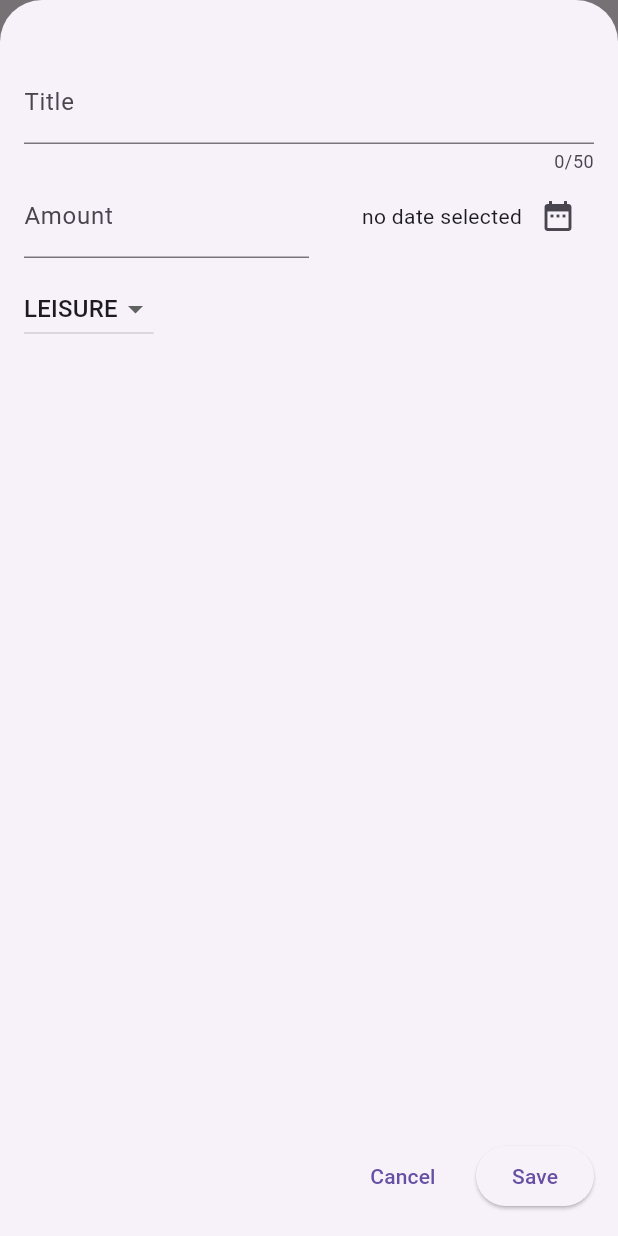
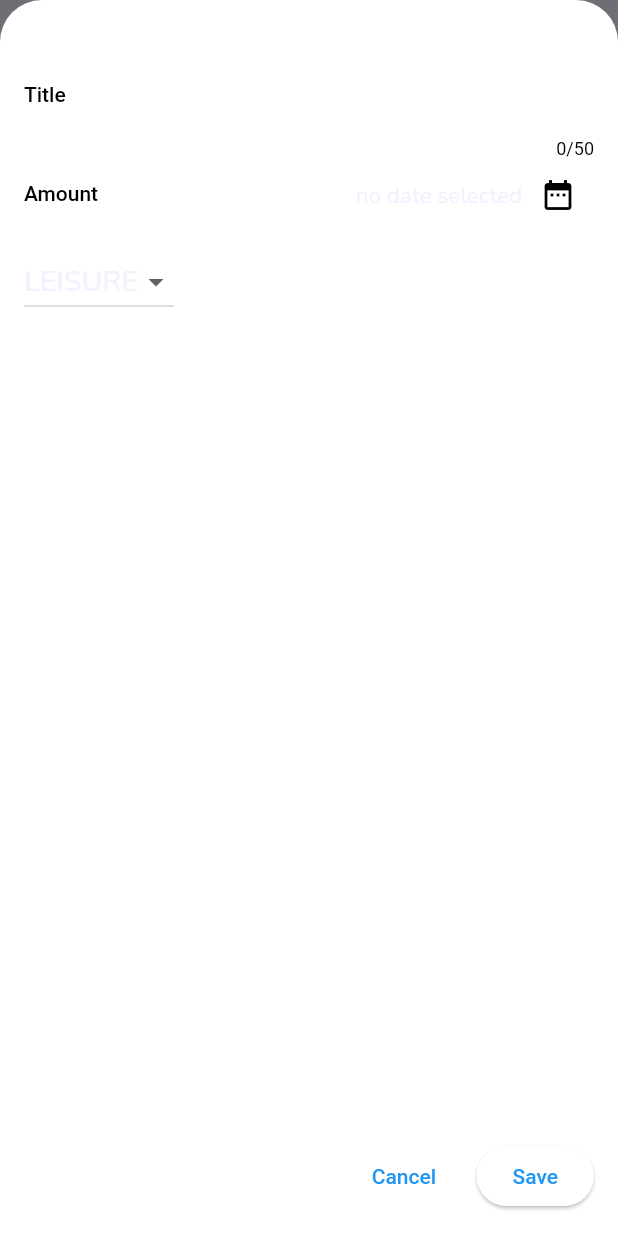
Before and after one commit to nabilmersni/Expense_Tracker_Flutter_App, a Flutter app: the screen it shows after launch, after a tap on the "add" icon, on a phone screen of 412 x 824 dp. Run offline on Flutter 3.47's test engine with Material 2 defaults, Android fonts, the phone set to English and light mode, and no system bars; our stand-ins replace google_fonts.

Commit message:
completing theming the app

```diff
--- a/lib/main.dart
+++ b/lib/main.dart
@@ -1,11 +1,14 @@
 import 'package:expense_tracker_app/screen/expenses_screen.dart';
+import 'package:expense_tracker_app/theme/theme.dart';
 import 'package:flutter/material.dart';
 
 void main() {
   runApp(
     MaterialApp(
       debugShowCheckedModeBanner: false,
-      theme: ThemeData(useMaterial3: true),
+      theme: kLightTheme,
+      darkTheme: ThemeData.dark(),
+      themeMode: ThemeMode.light,
       home: const ExpensesScreen(),
     ),
   );
--- a/lib/screen/expenses_screen.dart
+++ b/lib/screen/expenses_screen.dart
@@ -1,4 +1,5 @@
 import 'package:expense_tracker_app/screen/add_expense_modal.dart';
+import 'package:expense_tracker_app/theme/theme.dart';
 import 'package:expense_tracker_app/widget/expenses/expenses_list.dart';
 import 'package:expense_tracker_app/model/expense.dart';
 import 'package:flutter/material.dart';
@@ -92,7 +93,12 @@ class _ExpensesScreenState extends State<ExpensesScreen> {
         padding: const EdgeInsets.all(5),
         child: Column(
           children: [
-            const Text('Chart....'),
+            Text(
+              'Chart....',
+              style: Theme.of(context).textTheme.titleMedium!.copyWith(
+                    color: kLightColorScheme['primary'],
+                  ),
+            ),
             Expanded(child: listContent),
           ],
         ),
--- a/lib/widget/expenses/expenses_item.dart
+++ b/lib/widget/expenses/expenses_item.dart
@@ -1,5 +1,6 @@
 import 'package:expense_tracker_app/model/expense.dart';
 import 'package:flutter/material.dart';
+import 'package:google_fonts/google_fonts.dart';
 
 class ExpensesItem extends StatelessWidget {
   const ExpensesItem(this.expense, {super.key});
@@ -13,9 +14,8 @@ class ExpensesItem extends StatelessWidget {
         child: Column(children: [
           Text(
             expense.title,
-            style: const TextStyle(
-              fontSize: 18,
-            ),
+            // style: Theme.of(context).textTheme.displayLarge,
+            style: Theme.of(context).textTheme.titleMedium,
           ),
           Row(
             children: [
--- a/lib/widget/expenses/expenses_list.dart
+++ b/lib/widget/expenses/expenses_list.dart
@@ -14,6 +14,26 @@ class ExpensesList extends StatelessWidget {
     return ListView.builder(
       itemCount: expensesList.length,
       itemBuilder: (ctx, index) => Dismissible(
+        background: Container(
+          decoration: BoxDecoration(
+            color: Colors.red,
+            borderRadius: BorderRadius.circular(20),
+          ),
+          margin: const EdgeInsets.symmetric(
+            horizontal: 5,
+            vertical: 8,
+          ),
+          child: const Row(
+            mainAxisAlignment: MainAxisAlignment.end,
+            crossAxisAlignment: CrossAxisAlignment.center,
+            children: [
+              Icon(Icons.delete),
+              SizedBox(
+                width: 20,
+              ),
+            ],
+          ),
+        ),
         key: ValueKey(expensesList[index]),
         child: ExpensesItem(expensesList[index]),
         onDismissed: (direction) {
--- a/pubspec.yaml
+++ b/pubspec.yaml
@@ -37,6 +37,7 @@ dependencies:
   cupertino_icons: ^1.0.2
   uuid: ^3.0.7
   intl: ^0.18.1
+  google_fonts: ^5.0.0
 
 dev_dependencies:
   flutter_test:
```
Also changed, not shown: lib/model/expense.dart (+20 -0 lines), lib/theme/theme.dart (added, +44 -0 lines), pubspec.lock, 1 other file.
